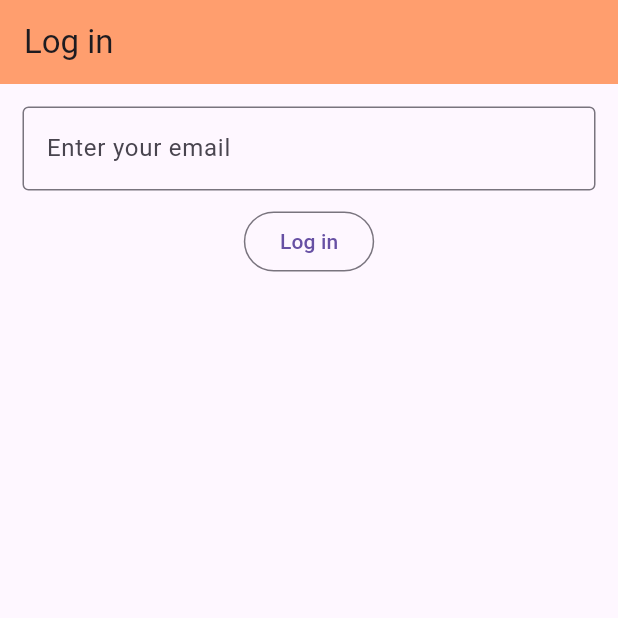
After one commit to ar-kt02/fe-pathpal, a Flutter app: the screen it shows after launch, on a phone screen of 412 x 824 dp, the top half of it. The commit adds this screen. Run offline on Flutter 3.47's test engine with Material 3 defaults, Android fonts, the phone set to English and light mode, and no system bars; our stand-ins replace dio, pedometer, shared_preferences; missing offline and left inert: model_viewer_plus.

Commit message:
Setup login interface to API, added shared preferences to persist login

```diff
--- a/lib/main.dart
+++ b/lib/main.dart
@@ -1,5 +1,7 @@
 import 'package:flutter/material.dart';
+import 'package:shared_preferences/shared_preferences.dart';
 import './pages/main_screen.dart';
+import './pages/login_page.dart';
 
 void main() {
   runApp(const MainApp());
@@ -8,10 +10,26 @@ void main() {
 class MainApp extends StatelessWidget {
   const MainApp({super.key});
 
+  Future<bool> _isUserLoggedIn() async {
+    SharedPreferences prefs = await SharedPreferences.getInstance();
+    return prefs.containsKey('email');
+  }
+
   @override
   Widget build(BuildContext context) {
-    return const MaterialApp(
-      home: MainScreen(),
+    return MaterialApp(
+      home: FutureBuilder<bool>(
+        future: _isUserLoggedIn(),
+        builder: (context, snapshot) {
+          if (snapshot.connectionState == ConnectionState.waiting) {
+            return const Center(child: CircularProgressIndicator());
+          } else if (snapshot.data == true) {
+            return const MainScreen();
+          } else {
+            return const LoginPage();
+          }
+        },
+      ),
     );
   }
 }
--- /dev/null
+++ b/lib/pages/login_page.dart
@@ -0,0 +1,83 @@
+import 'package:flutter/material.dart';
+import 'package:shared_preferences/shared_preferences.dart';
+import '../utils/api_service.dart';
+import 'main_screen.dart';
+
+class LoginPage extends StatefulWidget {
+  const LoginPage({super.key});
+
+  @override
+  State<LoginPage> createState() => _LoginPageState();
+}
+
+class _LoginPageState extends State<LoginPage> {
+  final TextEditingController _emailController = TextEditingController();
+  final ApiService _apiService = ApiService();
+
+  Future<void> _loginUser() async {
+    final email = _emailController.text.trim();
+
+    if (email.isEmpty) {
+      _errorMsg('Enter a valid email');
+      return;
+    }
+
+    if (await _checkUserExists(email)) {
+      await _saveEmail(email);
+      _navigateMainScreen();
+    } else {
+      _errorMsg('Account not found');
+    }
+  }
+
+  Future<bool> _checkUserExists(String email) async {
+    return await _apiService.checkUserExists(email);
+  }
+
+  Future<void> _saveEmail(String email) async {
+    final prefs = await SharedPreferences.getInstance();
+    await prefs.setString('email', email);
+  }
+
+  void _navigateMainScreen() {
+    Navigator.pushReplacement(
+      context,
+      MaterialPageRoute(builder: (_) => const MainScreen()),
+    );
+  }
+
+  void _errorMsg(String message) {
+    ScaffoldMessenger.of(context).showSnackBar(
+      SnackBar(content: Text(message)),
+    );
+  }
+
+  @override
+  Widget build(BuildContext context) {
+    return Scaffold(
+      appBar: AppBar(
+          title: const Text('Log in'),
+          backgroundColor: const Color(0xFFFF9E6E)),
+      body: Container(
+        padding: const EdgeInsets.all(15.0),
+        child: Column(
+          mainAxisAlignment: MainAxisAlignment.start,
+          children: [
+            TextField(
+              controller: _emailController,
+              decoration: const InputDecoration(
+                  labelText: 'Enter your email', border: OutlineInputBorder()),
+            ),
+            Padding(
+              padding: const EdgeInsets.only(top: 10),
+              child: OutlinedButton(
+                onPressed: _loginUser,
+                child: const Text('Log in'),
+              ),
+            ),
+          ],
+        ),
+      ),
+    );
+  }
+}
--- /dev/null
+++ b/lib/utils/api_service.dart
@@ -0,0 +1,15 @@
+import 'package:dio/dio.dart';
+
+class ApiService {
+  final Dio _dio = Dio();
+  final String _baseURL = 'https://path-pal-1faa351bcfa7.herokuapp.com/api';
+
+  Future<bool> checkUserExists(String email) async {
+    try {
+      final response = await _dio.get('$_baseURL/users/$email');
+      return response.statusCode == 200;
+    } catch (e) {
+      return false;
+    }
+  }
+}
--- a/pubspec.yaml
+++ b/pubspec.yaml
@@ -8,12 +8,14 @@ environment:
 
 dependencies:
    convert: ^3.1.1
+   dio: ^5.6.0
    fl_chart: ^0.68.0
    flutter:
       sdk: flutter
    http: ^1.2.2
    model_viewer_plus: ^1.8.0
    pedometer: ^4.0.2
+   shared_preferences: ^2.3.2
    syncfusion_flutter_gauges: ^26.2.10
    url_launcher: ^6.1.5
 
```
Also changed, not shown: lib/pages/settings_page.dart (+17 -5 lines), pubspec.lock, 2 other files.
